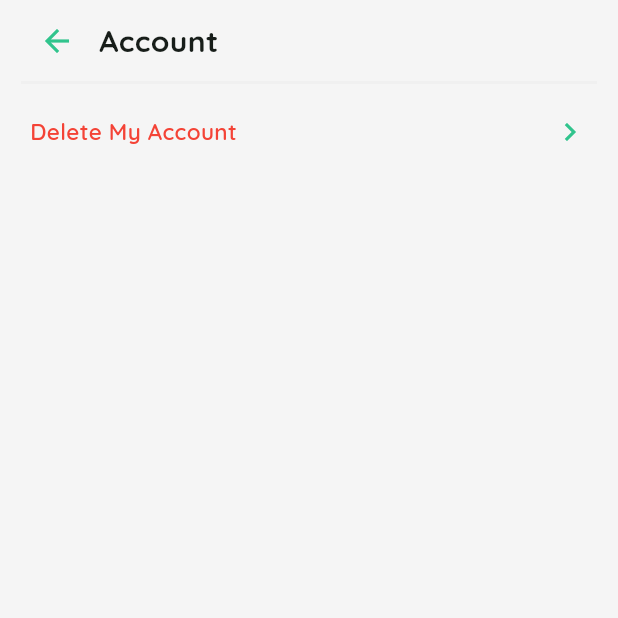
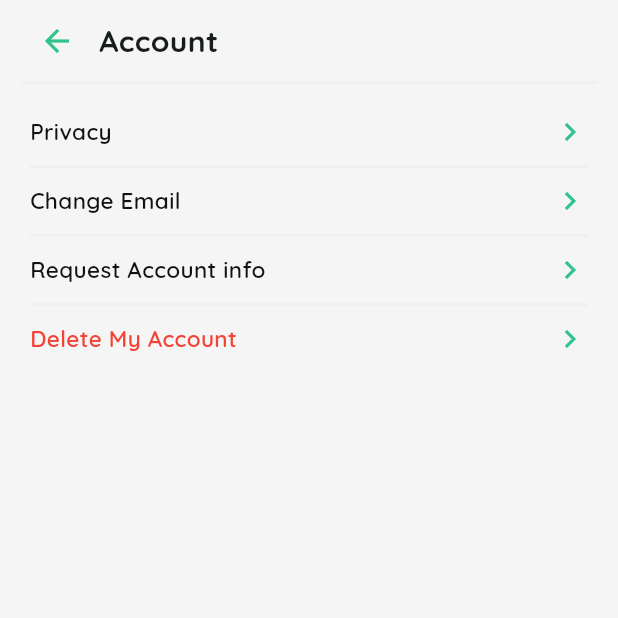
Before and after one commit to sunnyapply614/ChatBot-modifier-flutter, a Flutter app: the AccountScreen screen opened directly with empty values, on a phone screen of 412 x 824 dp, the top half of it. Run offline on Flutter 3.47's test engine with Material 3 defaults, Android fonts, the phone set to English and light mode, and no system bars; our stand-ins replace image_picker, jwt_decoder, shared_preferences, socket_io_client; accounts and stored records are empty.

Commit message:
Update account_screen.dart

```diff
--- a/client/lib/screens/settings/account_screen.dart
+++ b/client/lib/screens/settings/account_screen.dart
@@ -41,7 +41,12 @@ class _AccountScreenState extends State<AccountScreen> {
         padding: const EdgeInsets.all(20),
         child: Column(
           children: [
-
+            const ItemTextShowWidget(text: 'Privacy'),
+            const DashlineWidget(margin: EdgeInsets.symmetric(vertical: 10)),
+            const ItemTextShowWidget(text: 'Change Email'),
+            const DashlineWidget(margin: EdgeInsets.symmetric(vertical: 10)),
+            const ItemTextShowWidget(text: 'Request Account info'),
+            const DashlineWidget(margin: EdgeInsets.symmetric(vertical: 10)),
             _isLoading
                 ? Column(
                     children: const [
```
